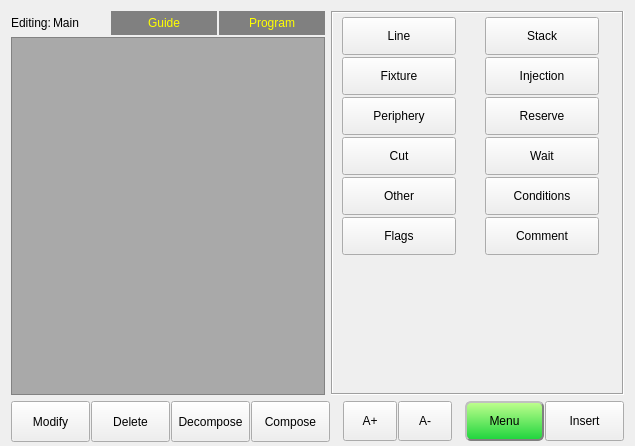
This is hcinstruction/ichcinstructionpageframe_5.ui in dongdong-2009/3-5AxisRobot as Qt 5 draws it before an edit. The edited form follows.
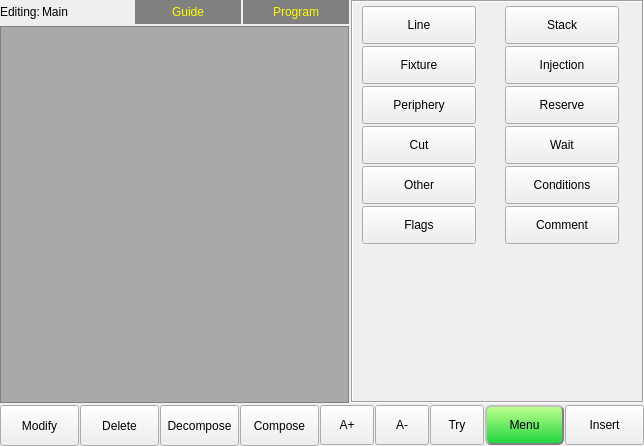
This is the edited form. Icons and pictures are not drawn.

Patch:
```diff
--- a/hcinstruction/ichcinstructionpageframe_5.ui
+++ b/hcinstruction/ichcinstructionpageframe_5.ui
@@ -34,8 +34,20 @@
    <enum>QFrame::Plain</enum>
   </property>
   <layout class="QVBoxLayout" name="verticalLayout_2">
+   <property name="spacing">
+    <number>2</number>
+   </property>
+   <property name="leftMargin">
+    <number>0</number>
+   </property>
+   <property name="topMargin">
+    <number>0</number>
+   </property>
+   <property name="rightMargin">
+    <number>0</number>
+   </property>
    <property name="bottomMargin">
-    <number>4</number>
+    <number>0</number>
    </property>
    <item>
     <layout class="QHBoxLayout" name="horizontalLayout_3">
@@ -967,6 +979,43 @@
        </property>
       </widget>
      </item>
+     <item>
+      <widget class="QToolButton" name="tryButton">
+       <property name="sizePolicy">
+        <sizepolicy hsizetype="Preferred" vsizetype="Preferred">
+         <horstretch>0</horstretch>
+         <verstretch>0</verstretch>
+        </sizepolicy>
+       </property>
+       <property name="minimumSize">
+        <size>
+         <width>54</width>
+         <height>40</height>
+        </size>
+       </property>
+       <property name="maximumSize">
+        <size>
+         <width>16777215</width>
+         <height>40</height>
+        </size>
+       </property>
+       <property name="text">
+        <string>Try</string>
+       </property>
+       <property name="iconSize">
+        <size>
+         <width>32</width>
+         <height>32</height>
+        </size>
+       </property>
+       <property name="toolButtonStyle">
+        <enum>Qt::ToolButtonTextBesideIcon</enum>
+       </property>
+       <property name="arrowType">
+        <enum>Qt::NoArrow</enum>
+       </property>
+      </widget>
+     </item>
      <item>
       <spacer name="horizontalSpacer_5">
        <property name="orientation">
```
